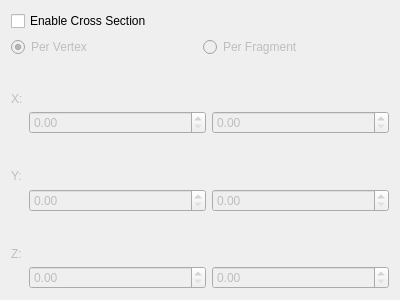
First picture: the form in vclib/render/src/vclib/qt/gui/mesh_render_settings_frame/cross_section_settings_frame.ui, repository alemuntoni/vclib, before the edit.
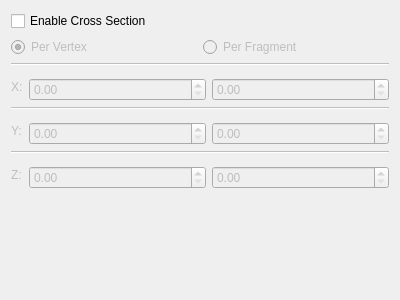
Second picture: the form after the edit. Custom widgets are drawn as their Qt base class.

Commit message: [render] Move CrossSectionSettingsFrame to tab widget and update UI structure

```diff
--- a/vclib/render/src/vclib/qt/gui/mesh_render_settings_frame/cross_section_settings_frame.ui
+++ b/vclib/render/src/vclib/qt/gui/mesh_render_settings_frame/cross_section_settings_frame.ui
@@ -89,49 +89,29 @@
          <property name="bottomMargin">
           <number>0</number>
          </property>
-         <item row="0" column="1" colspan="2">
-          <widget class="vcl::qt::FloatRangeSlider" name="xFloatRangeSlider" native="true">
-           <property name="sizePolicy">
-            <sizepolicy hsizetype="MinimumExpanding" vsizetype="Preferred">
-             <horstretch>0</horstretch>
-             <verstretch>0</verstretch>
-            </sizepolicy>
-           </property>
-          </widget>
+         <item row="4" column="1" colspan="2">
+          <widget class="vcl::qt::FloatRangeSlider" name="yFloatRangeSlider" native="true"/>
+         </item>
+         <item row="7" column="1" colspan="2">
+          <widget class="vcl::qt::FloatRangeSlider" name="zFloatRangeSlider" native="true"/>
          </item>
          <item row="5" column="1">
-          <widget class="QDoubleSpinBox" name="zMinSpinBox"/>
-         </item>
-         <item row="1" column="1">
-          <widget class="QDoubleSpinBox" name="xMinSpinBox">
-           <property name="sizePolicy">
-            <sizepolicy hsizetype="MinimumExpanding" vsizetype="Fixed">
-             <horstretch>0</horstretch>
-             <verstretch>0</verstretch>
-            </sizepolicy>
-           </property>
-           <property name="singleStep">
-            <double>0.010000000000000</double>
-           </property>
-          </widget>
-         </item>
-         <item row="3" column="1">
           <widget class="QDoubleSpinBox" name="yMinSpinBox"/>
          </item>
-         <item row="2" column="0" rowspan="2">
-          <widget class="QLabel" name="yLabel">
+         <item row="2" column="1">
+          <widget class="QDoubleSpinBox" name="xMinSpinBox">
            <property name="sizePolicy">
-            <sizepolicy hsizetype="Minimum" vsizetype="Preferred">
+            <sizepolicy hsizetype="MinimumExpanding" vsizetype="Fixed">
              <horstretch>0</horstretch>
              <verstretch>0</verstretch>
             </sizepolicy>
            </property>
-           <property name="text">
-            <string>Y:</string>
+           <property name="singleStep">
+            <double>0.010000000000000</double>
            </property>
           </widget>
          </item>
-         <item row="1" column="2">
+         <item row="2" column="2">
           <widget class="QDoubleSpinBox" name="xMaxSpinBox">
            <property name="sizePolicy">
             <sizepolicy hsizetype="MinimumExpanding" vsizetype="Fixed">
@@ -144,23 +124,27 @@
            </property>
           </widget>
          </item>
-         <item row="2" column="1" colspan="2">
-          <widget class="vcl::qt::FloatRangeSlider" name="yFloatRangeSlider" native="true"/>
-         </item>
-         <item row="0" column="0" rowspan="2">
-          <widget class="QLabel" name="xLabel">
-           <property name="sizePolicy">
-            <sizepolicy hsizetype="Minimum" vsizetype="Preferred">
-             <horstretch>0</horstretch>
-             <verstretch>0</verstretch>
-            </sizepolicy>
-           </property>
-           <property name="text">
-            <string>X:</string>
+         <item row="0" column="0" colspan="3">
+          <widget class="Line" name="xLine">
+           <property name="orientation">
+            <enum>Qt::Orientation::Horizontal</enum>
            </property>
           </widget>
          </item>
          <item row="4" column="0" rowspan="2">
+          <widget class="QLabel" name="yLabel">
+           <property name="sizePolicy">
+            <sizepolicy hsizetype="Minimum" vsizetype="Preferred">
+             <horstretch>0</horstretch>
+             <verstretch>0</verstretch>
+            </sizepolicy>
+           </property>
+           <property name="text">
+            <string>Y:</string>
+           </property>
+          </widget>
+         </item>
+         <item row="7" column="0" rowspan="2">
           <widget class="QLabel" name="zLabel">
            <property name="sizePolicy">
             <sizepolicy hsizetype="Minimum" vsizetype="Preferred">
@@ -173,21 +157,71 @@
            </property>
           </widget>
          </item>
-         <item row="4" column="1" colspan="2">
-          <widget class="vcl::qt::FloatRangeSlider" name="zFloatRangeSlider" native="true"/>
+         <item row="8" column="1">
+          <widget class="QDoubleSpinBox" name="zMinSpinBox"/>
          </item>
-         <item row="3" column="2">
-          <widget class="QDoubleSpinBox" name="yMaxSpinBox"/>
-         </item>
-         <item row="5" column="2">
+         <item row="8" column="2">
           <widget class="QDoubleSpinBox" name="zMaxSpinBox"/>
          </item>
+         <item row="5" column="2">
+          <widget class="QDoubleSpinBox" name="yMaxSpinBox"/>
+         </item>
+         <item row="3" column="0" colspan="3">
+          <widget class="Line" name="yLine">
+           <property name="orientation">
+            <enum>Qt::Orientation::Horizontal</enum>
+           </property>
+          </widget>
+         </item>
+         <item row="1" column="1" colspan="2">
+          <widget class="vcl::qt::FloatRangeSlider" name="xFloatRangeSlider" native="true">
+           <property name="sizePolicy">
+            <sizepolicy hsizetype="MinimumExpanding" vsizetype="Preferred">
+             <horstretch>0</horstretch>
+             <verstretch>0</verstretch>
+            </sizepolicy>
+           </property>
+          </widget>
+         </item>
+         <item row="1" column="0" rowspan="2">
+          <widget class="QLabel" name="xLabel">
+           <property name="sizePolicy">
+            <sizepolicy hsizetype="Minimum" vsizetype="Preferred">
+             <horstretch>0</horstretch>
+             <verstretch>0</verstretch>
+            </sizepolicy>
+           </property>
+           <property name="text">
+            <string>X:</string>
+           </property>
+          </widget>
+         </item>
+         <item row="6" column="0" colspan="3">
+          <widget class="Line" name="zLine">
+           <property name="orientation">
+            <enum>Qt::Orientation::Horizontal</enum>
+           </property>
+          </widget>
+         </item>
         </layout>
        </widget>
       </item>
      </layout>
     </widget>
    </item>
+   <item row="2" column="0">
+    <spacer name="verticalSpacer">
+     <property name="orientation">
+      <enum>Qt::Orientation::Vertical</enum>
+     </property>
+     <property name="sizeHint" stdset="0">
+      <size>
+       <width>20</width>
+       <height>40</height>
+      </size>
+     </property>
+    </spacer>
+   </item>
   </layout>
  </widget>
  <customwidgets>
```
The commit also changes 3 other files.
